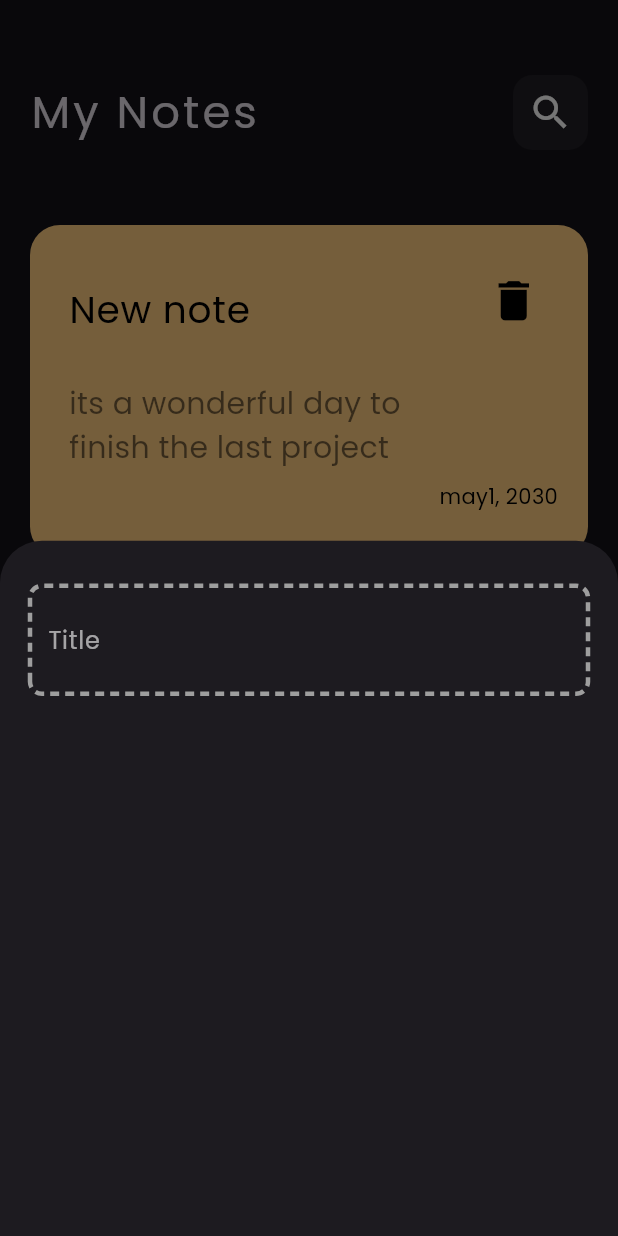
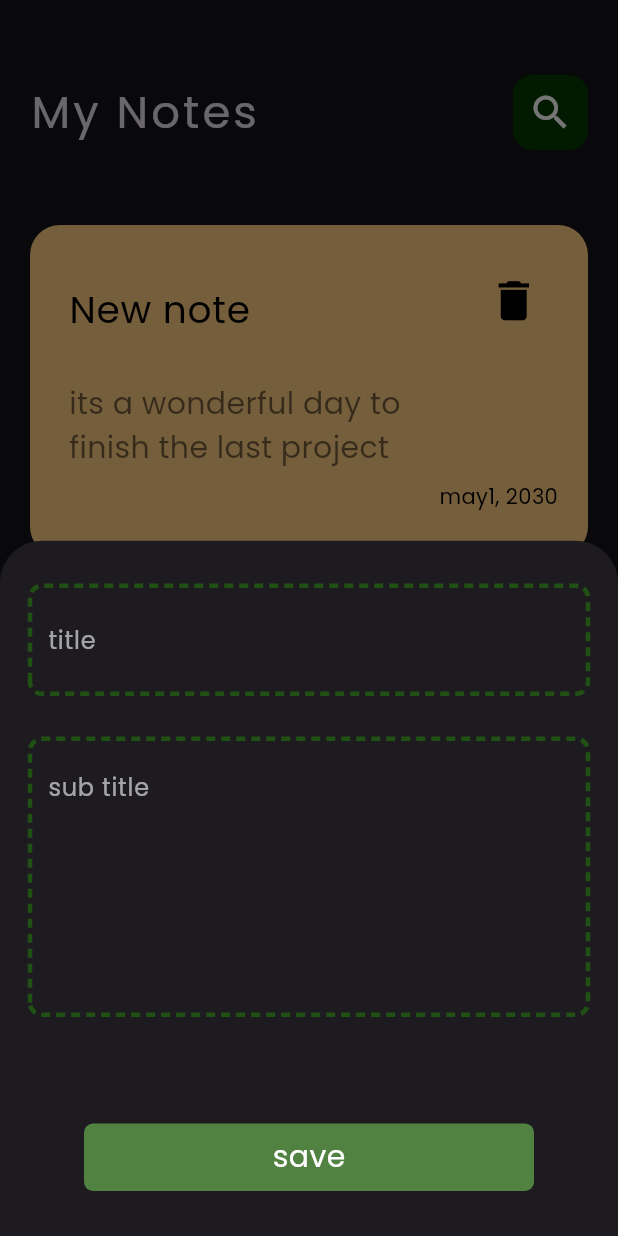
Before and after one commit to kerolskhalf/ultimate_notes_app, a Flutter app: the screen it shows after launch, after a tap on the "add" icon, on a phone screen of 412 x 824 dp. Run offline on Flutter 3.47's test engine with Material 3 defaults, Android fonts, the phone set to English and light mode, and no system bars; drawn by our look-alikes of dotted_border.

Commit message:
finally ui finished

```diff
--- /dev/null
+++ b/lib/views/edite_note.dart
@@ -0,0 +1,27 @@
+import 'package:flutter/material.dart';
+import 'package:notes_app/views/widgets/custom_appbar.dart';
+
+import 'widgets/custom_dotted_text_field.dart';
+
+class EditeNote extends StatelessWidget {
+  const EditeNote({super.key});
+
+  @override
+  Widget build(BuildContext context) {
+    return  Scaffold(
+      body: Padding(
+        padding: const EdgeInsets.symmetric(horizontal: 20),
+        child: Column(
+          children: [
+            SizedBox(height: 50,),
+            CustomAppBar(passedIcon: Icons.done,pageName: 'Edit Notes',),
+            SizedBox(height: 45,),
+            CustomTextField(hintText: 'title',),
+            SizedBox(height: 20,),
+            CustomTextField(hintText: 'subtitle',maxLines: 8,),
+          ],
+        ),
+      ),
+    );
+  }
+}
--- a/lib/views/home.dart
+++ b/lib/views/home.dart
@@ -7,19 +7,23 @@ class HomeView extends StatelessWidget {
   @override
   Widget build(BuildContext context) {
     return Scaffold(
-      floatingActionButton: FloatingActionButton( child: Icon(Icons.add),onPressed: (){
-         print('madness and badness combination');
-         showModalBottomSheet(
-          //shape: RoundedRectangleBorder(borderRadius: BorderRadiusGeometry.circular(22)),
-           context: context, builder: (context) {
-           return CustomAddSheet();
-         },);
-
-      }),
-      body:  Padding(
+      floatingActionButton: FloatingActionButton(
+        backgroundColor: Color(0xff053900),
+        child: Icon(Icons.add,),
+        onPressed: () {
+          print('madness and badness combination');
+          showModalBottomSheet(
+            //shape: RoundedRectangleBorder(borderRadius: BorderRadiusGeometry.circular(22)),
+            context: context,
+            builder: (context) {
+              return CustomAddSheet();
+            },
+          );
+        },
+      ),
+      body: Padding(
         padding: const EdgeInsets.symmetric(horizontal: 20),
-        child: NotesViewBody(
-        ),
+        child: NotesViewBody(),
       ),
     );
   }
--- a/lib/views/widgets/custom_appbar.dart
+++ b/lib/views/widgets/custom_appbar.dart
@@ -1,18 +1,18 @@
   import 'package:flutter/material.dart';
-
-import 'custom_search_icon.dart';
+  import 'custom_icon.dart';
 
   class CustomAppBar extends StatelessWidget {
-  const CustomAppBar({super.key});
-
+    const CustomAppBar({super.key,required this.passedIcon,required this.pageName});
+  final IconData passedIcon ;
+  final String pageName;
     @override
     Widget build(BuildContext context) {
-    return const Row(
+      return  Row(
        // mainAxisAlignment: MainAxisAlignment.spaceBetween,
         children: [
-        Text('My Notes',style: TextStyle(fontSize: 30, letterSpacing: 2.0),) ,
+          Text(pageName,style: TextStyle(fontSize: 30, letterSpacing: 2.0),) ,
           Spacer(),
-        CustomSearchIcon(),
+          CustomIcon(icon: passedIcon),
         ],
       );
     }
--- a/lib/views/widgets/custom_bottom_sheet.dart
+++ b/lib/views/widgets/custom_bottom_sheet.dart
@@ -6,15 +6,25 @@ class CustomAddSheet extends StatelessWidget {
 
   @override
   Widget build(BuildContext context) {
-    return const Padding(
+    return  Padding(
       padding: EdgeInsets.only(left: 20,right: 20),
       child: Column(
         children: [
-
-          Padding(
-            padding: EdgeInsets.only(top: 30,bottom: 20 ),
-            child: CustomTextField(),
-          )
+          const Padding(
+            padding: EdgeInsets.only(top: 30,bottom: 30 ),
+            child: CustomTextField(hintText: 'title',),
+          ),
+          const CustomTextField(hintText: 'sub title',maxLines: 6,),
+          Spacer(),
+          Container(
+             width: 300,
+             height: 45,
+             decoration: BoxDecoration(borderRadius: BorderRadius.circular(6),color: Color(0xff518242)),
+            child: Center(child: Text('save',style: TextStyle(color: Colors.white,fontSize: 20,),)),
+           ),
+         const SizedBox(
+            height: 30,
+          ) ,
         ],
       ),
     );
--- a/lib/views/widgets/custom_dotted_text_field.dart
+++ b/lib/views/widgets/custom_dotted_text_field.dart
@@ -1,12 +1,13 @@
 import 'package:flutter/material.dart';
 import 'package:dotted_border/dotted_border.dart';
 class CustomTextField extends StatelessWidget {
-  const CustomTextField({super.key});
-
+  const CustomTextField({super.key,required this.hintText,this.maxLines=1});
+final String hintText;
+final int maxLines;
   @override
   Widget build(BuildContext context) {
     return  DottedBorder(
-      color: Colors.grey,
+      color: Color(0xff205014),
       strokeWidth: 3,
       dashPattern: [6, 4],
       borderType: BorderType.RRect,
@@ -14,8 +15,9 @@ class CustomTextField extends StatelessWidget {
       child: Container(
         padding: EdgeInsets.all(10),
         child: TextField(
+          maxLines:maxLines ,
           decoration: InputDecoration(
-            hintText: 'Title',
+            hintText: hintText,
             hintStyle: TextStyle(color: Colors.white60),
             border: InputBorder.none,
           ),
--- a/lib/views/widgets/custom_search_icon.dart
+++ b/lib/views/widgets/custom_icon.dart
@@ -1,18 +1,18 @@
 import 'package:flutter/material.dart';
 
-class CustomSearchIcon extends StatelessWidget {
-  const CustomSearchIcon({super.key});
-
+class CustomIcon extends StatelessWidget {
+  const CustomIcon({super.key,required this.icon});
+final IconData icon;
   @override
   Widget build(BuildContext context) {
     return  Container(
       height: 50,
       width: 50,
       decoration: BoxDecoration(
-          color: Colors.white.withValues(alpha: .05),
+          color: Color(0xff053900),
           borderRadius: BorderRadius.circular(13)),
       child: Center(
-        child: Icon(Icons.search,size: 30,),
+        child: Icon(icon,size: 30,),
       ),
     );
   }
--- a/lib/views/widgets/custom_notes_item.dart
+++ b/lib/views/widgets/custom_notes_item.dart
@@ -1,11 +1,17 @@
 import 'package:flutter/material.dart';
+
+import '../edite_note.dart';
 
 class CustomNotesItem extends StatelessWidget {
   const CustomNotesItem({super.key});
 
   @override
   Widget build(BuildContext context) {
-    return Container(
+    return GestureDetector(
+      onTap: () {
+        Navigator.push(context,MaterialPageRoute(builder: (context) => EditeNote(),) );
+      },
+      child: Container(
         padding: EdgeInsets.only(top: 30,bottom: 30,left: 10),
         decoration: BoxDecoration(
           color:  const Color(0xffffcc80),
@@ -33,6 +39,7 @@ class CustomNotesItem extends StatelessWidget {
             ),
           ],
         ),
+      ),
     );
   }
 }
--- a/lib/views/widgets/notes_body_view.dart
+++ b/lib/views/widgets/notes_body_view.dart
@@ -7,10 +7,10 @@ class NotesViewBody extends StatelessWidget {
 
   @override
   Widget build(BuildContext context) {
-    return  Column(
+    return const Column(
       children: [
         SizedBox(height: 50,),
-        CustomAppBar(),
+        CustomAppBar(passedIcon: Icons.search,pageName: 'My Notes',),
         SizedBox(height: 20,),
         Expanded(child: NotesList()),
 
```
Also changed, not shown: 1 other file. Lines whose indentation alone changed are shown as unchanged.
